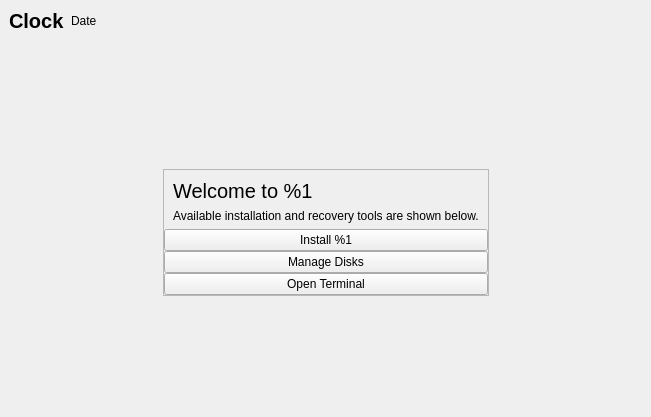
The window that boot-utilities/mainwindow.ui (theCheeseboard/scallop) describes before a commit, drawn with Qt 5.
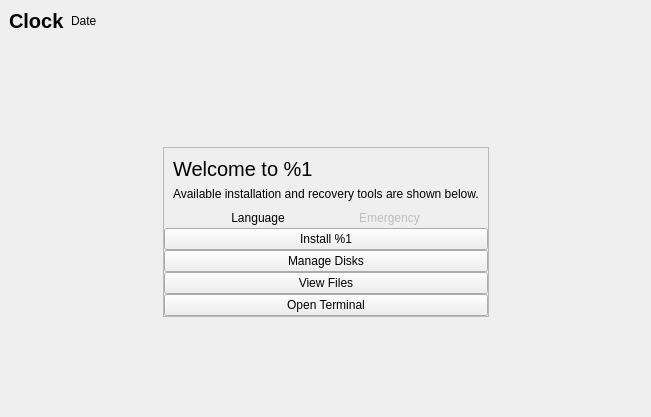
The same window after the commit. Icons and pictures are not drawn.

Patch:
```diff
--- a/boot-utilities/mainwindow.ui
+++ b/boot-utilities/mainwindow.ui
@@ -111,6 +111,62 @@
          <property name="spacing">
           <number>0</number>
          </property>
+         <item>
+          <layout class="QHBoxLayout" name="horizontalLayout">
+           <property name="spacing">
+            <number>0</number>
+           </property>
+           <item>
+            <widget class="QToolButton" name="languageButton">
+             <property name="text">
+              <string>Language</string>
+             </property>
+             <property name="icon">
+              <iconset theme="preferences-system-locale">
+               <normaloff>../../thedesk/desktop/onboarding</normaloff>../../thedesk/desktop/onboarding</iconset>
+             </property>
+             <property name="iconSize">
+              <size>
+               <width>32</width>
+               <height>32</height>
+              </size>
+             </property>
+             <property name="toolButtonStyle">
+              <enum>Qt::ToolButtonTextUnderIcon</enum>
+             </property>
+             <property name="autoRaise">
+              <bool>true</bool>
+             </property>
+            </widget>
+           </item>
+           <item>
+            <widget class="QToolButton" name="emergencyButton_3">
+             <property name="enabled">
+              <bool>false</bool>
+             </property>
+             <property name="text">
+              <string>Emergency</string>
+             </property>
+             <property name="icon">
+              <iconset theme="call-start">
+               <normaloff>../../thedesk/desktop/onboarding</normaloff>../../thedesk/desktop/onboarding</iconset>
+             </property>
+             <property name="iconSize">
+              <size>
+               <width>32</width>
+               <height>32</height>
+              </size>
+             </property>
+             <property name="toolButtonStyle">
+              <enum>Qt::ToolButtonTextUnderIcon</enum>
+             </property>
+             <property name="autoRaise">
+              <bool>true</bool>
+             </property>
+            </widget>
+           </item>
+          </layout>
+         </item>
          <item>
           <widget class="QPushButton" name="installButton">
            <property name="text">
@@ -125,6 +181,13 @@
            </property>
           </widget>
          </item>
+         <item>
+          <widget class="QPushButton" name="viewFilesButton">
+           <property name="text">
+            <string>View Files</string>
+           </property>
+          </widget>
+         </item>
          <item>
           <widget class="QPushButton" name="terminalButton">
            <property name="text">
```
Left out of the diff: 2 changed lines with no effect on the pictures.
